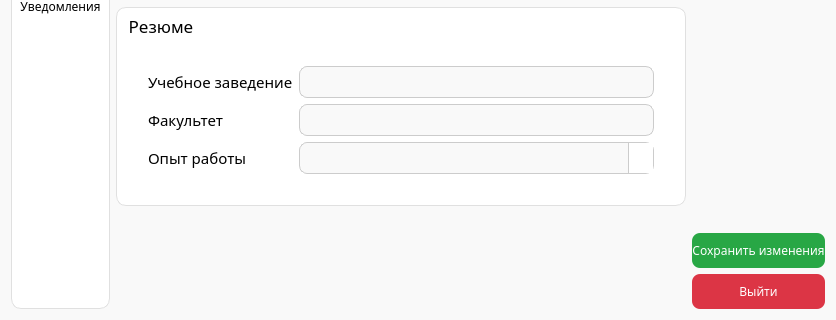
This is GreyHound/profilepageforcandidate.ui in ProteusP/GreyHound-hiring-desktop-app as Qt 5 draws it before an edit; both pictures show x 0 to 836 and y 307 to 627 of the 836 by 627 pixel window. The edited form follows.
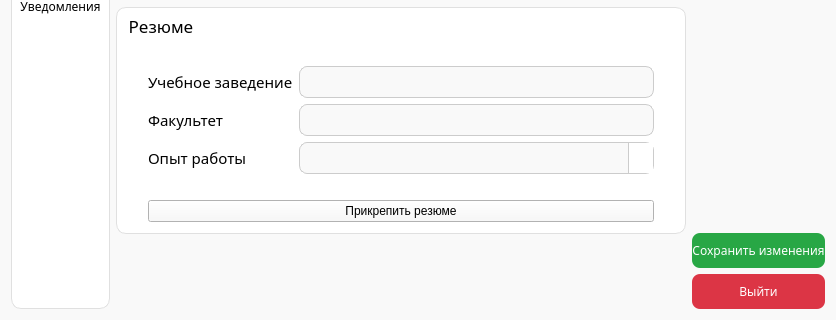
This is the edited form. Icons and pictures are not drawn.

Commit message: print candidates and correct work with resumes

Patch:
```diff
--- a/GreyHound/profilepageforcandidate.ui
+++ b/GreyHound/profilepageforcandidate.ui
@@ -462,10 +462,10 @@
           <string>Резюме</string>
          </property>
          <layout class="QGridLayout" name="gridLayout_2">
-          <item row="2" column="1">
-           <spacer name="verticalSpacer_5">
+          <item row="1" column="2">
+           <spacer name="horizontalSpacer_4">
             <property name="orientation">
-             <enum>Qt::Orientation::Vertical</enum>
+             <enum>Qt::Orientation::Horizontal</enum>
             </property>
             <property name="sizeType">
              <enum>QSizePolicy::Policy::Fixed</enum>
@@ -510,6 +510,22 @@
             </property>
            </spacer>
           </item>
+          <item row="3" column="1">
+           <spacer name="verticalSpacer_5">
+            <property name="orientation">
+             <enum>Qt::Orientation::Vertical</enum>
+            </property>
+            <property name="sizeType">
+             <enum>QSizePolicy::Policy::Fixed</enum>
+            </property>
+            <property name="sizeHint" stdset="0">
+             <size>
+              <width>20</width>
+              <height>20</height>
+             </size>
+            </property>
+           </spacer>
+          </item>
           <item row="1" column="1">
            <layout class="QHBoxLayout" name="horizontalLayout">
             <item>
@@ -644,21 +660,12 @@
             </item>
            </layout>
           </item>
-          <item row="1" column="2">
-           <spacer name="horizontalSpacer_4">
-            <property name="orientation">
-             <enum>Qt::Orientation::Horizontal</enum>
+          <item row="4" column="1">
+           <widget class="QPushButton" name="resumeButton">
+            <property name="text">
+             <string>Прикрепить резюме</string>
             </property>
-            <property name="sizeType">
-             <enum>QSizePolicy::Policy::Fixed</enum>
-            </property>
-            <property name="sizeHint" stdset="0">
-             <size>
-              <width>20</width>
-              <height>20</height>
-             </size>
-            </property>
-           </spacer>
+           </widget>
           </item>
          </layout>
         </widget>
```
The commit also changes 20 other files.
